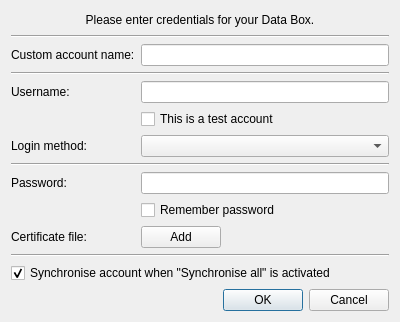
This is src/gui/ui/dlg_create_account.ui in psakar/datovka as Qt 5 draws it before an edit. The edited form follows.
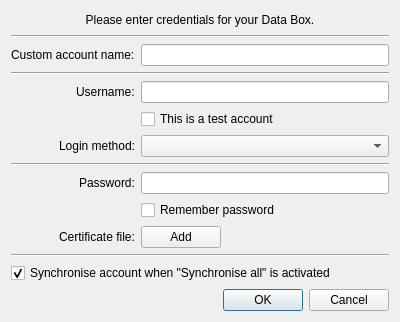
This is the edited form. Icons and pictures are not drawn.

Commit message: Aligned labels to right in create account dialogue.

Diff of the .ui file:
```diff
--- a/src/gui/ui/dlg_create_account.ui
+++ b/src/gui/ui/dlg_create_account.ui
@@ -52,6 +52,9 @@
      <property name="fieldGrowthPolicy">
       <enum>QFormLayout::AllNonFixedFieldsGrow</enum>
      </property>
+     <property name="labelAlignment">
+      <set>Qt::AlignRight|Qt::AlignTrailing|Qt::AlignVCenter</set>
+     </property>
      <item row="0" column="0">
       <widget class="QLabel" name="accountLabel">
        <property name="text">
```
The commit also changes 2 other files.
